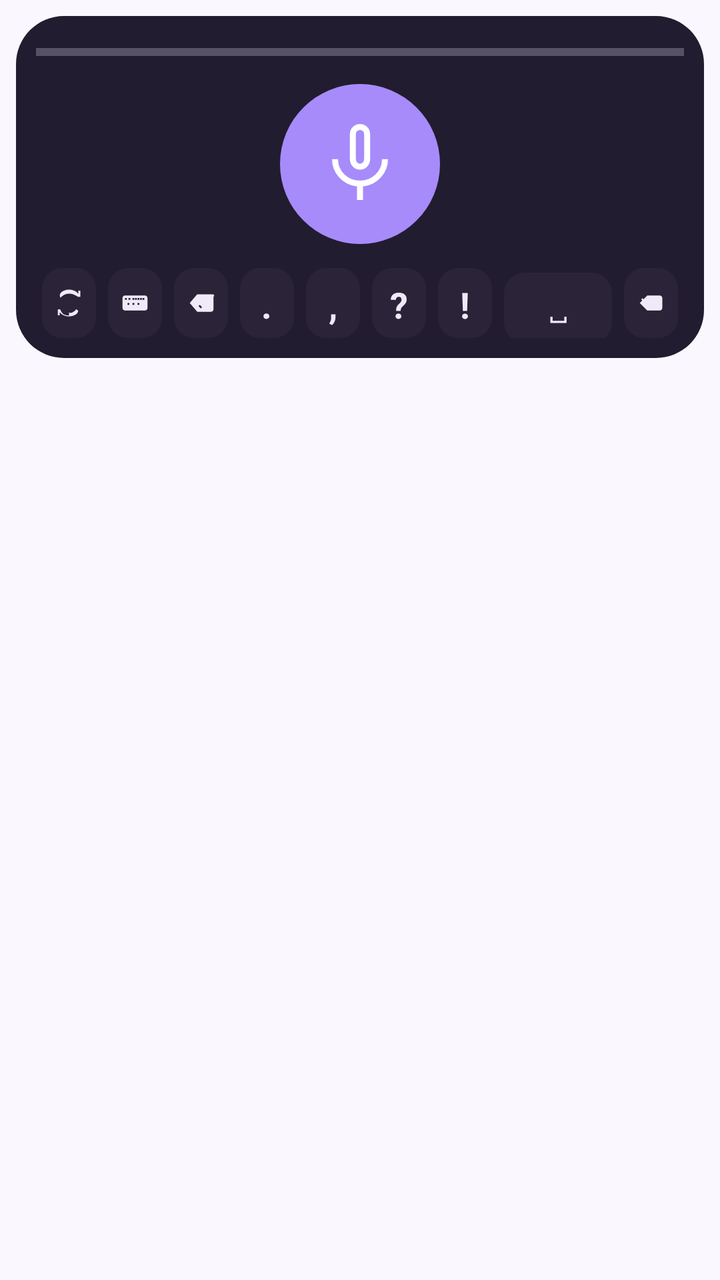
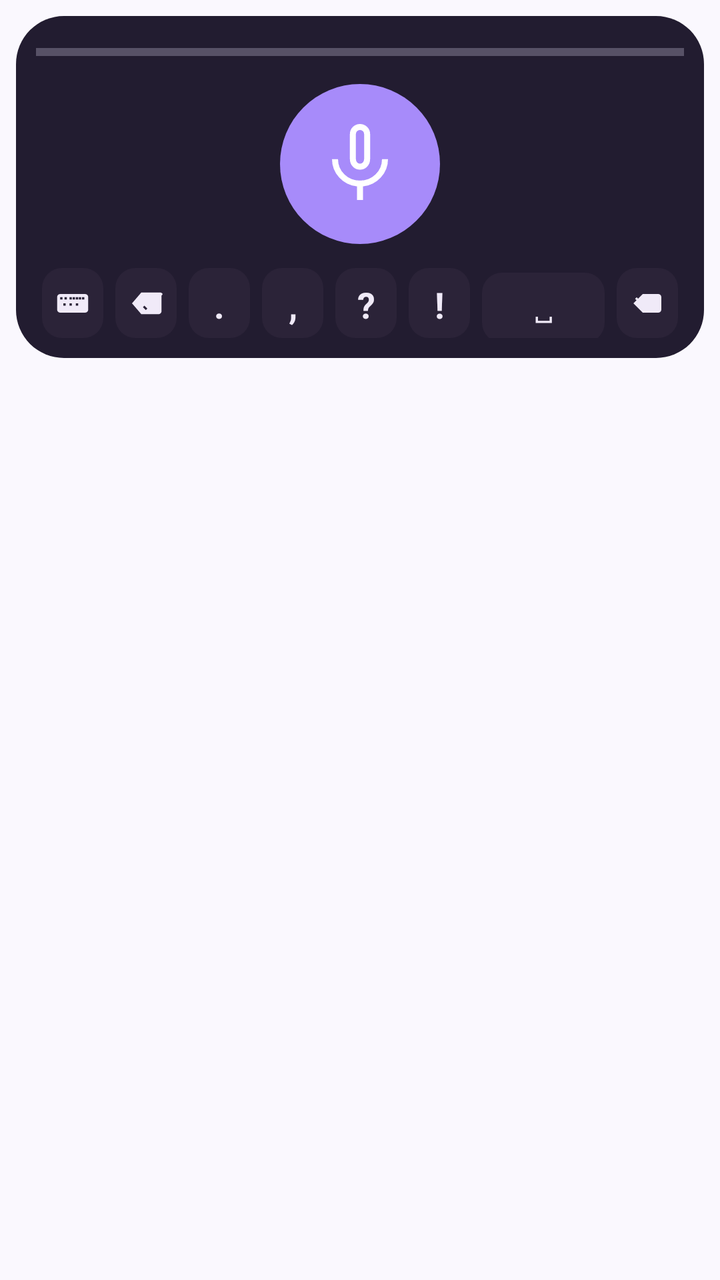

An Android layout rendered at two revisions. The XML below is the earlier revision; the diff shows what the commit changed to produce the second picture.
<!-- AndroidManifest.xml: application theme Theme.WhisperGroq.ActionBar -->
<!-- res/layout/voice_service.xml -->
<?xml version="1.0" encoding="utf-8"?>
<LinearLayout xmlns:android="http://schemas.android.com/apk/res/android"
    android:layout_width="match_parent"
    android:layout_height="wrap_content"
    android:orientation="vertical"
    android:clipToPadding="false"
    android:padding="8dp">

    <LinearLayout
        android:layout_width="match_parent"
        android:layout_height="wrap_content"
        android:orientation="vertical"
        android:background="@drawable/keyboard_bg"
        android:padding="10dp">

        <ProgressBar
            android:id="@+id/processing_bar"
            android:layout_width="match_parent"
            android:layout_height="wrap_content"
            android:indeterminate="false"
            android:progressTint="@color/ime_accent"
            android:progressBackgroundTint="@color/surface_container_high"
            android:indeterminateTint="@color/ime_accent"
            style="?android:attr/progressBarStyleHorizontal"/>

        <TextView
            android:id="@+id/tv_status"
            android:visibility="gone"
            android:gravity="center"
            android:layout_width="match_parent"
            android:layout_height="wrap_content"
            android:paddingHorizontal="10dp"
            android:layout_marginTop="4dp"
            android:textSize="14sp"
            android:textColor="@color/text_secondary" />

        
        <ImageButton
            android:id="@+id/btnRecord"
            android:layout_width="80dp"
            android:layout_height="80dp"
            android:layout_gravity="center_horizontal"
            android:layout_marginVertical="8dp"
            android:background="@drawable/kb_mic_button"
            android:padding="20dp"
            android:src="@drawable/ic_mic_48dp"
            android:contentDescription="@string/record_button"/>

        
        <LinearLayout
            android:layout_width="match_parent"
            android:layout_height="wrap_content"
            android:orientation="horizontal"
            android:layout_marginTop="4dp">

            <ImageButton
                android:id="@+id/btnModeAuto"
                style="@style/KbKey"
                android:src="@drawable/ic_auto_off_36dp"
                android:contentDescription="@string/auto_button"/>

            <ImageButton
                android:id="@+id/btnKeyboard"
                style="@style/KbKey"
                android:src="@drawable/ic_keyboard_36dp"
                android:contentDescription="@string/exit_button"/>

            <ImageButton
                android:id="@+id/btnStop"
                style="@style/KbKey"
                android:visibility="gone"
                android:src="@drawable/ic_stop_recording_36dp"
                android:contentDescription="@string/stop_button"/>

            <ImageButton
                android:id="@+id/btnDel"
                style="@style/KbKey"
                android:src="@drawable/ic_keyboard_del_48dp"
                android:contentDescription="@string/delete_button"/>

            <TextView
                android:id="@+id/btnPeriod"
                style="@style/KbKey.Text"
                android:text="."/>

            <TextView
                android:id="@+id/btnComma"
                style="@style/KbKey.Text"
                android:text=","/>

            <TextView
                android:id="@+id/btnQuestion"
                style="@style/KbKey.Text"
                android:text="?"/>

            <TextView
                android:id="@+id/btnExclaim"
                style="@style/KbKey.Text"
                android:text="!"/>

            <TextView
                android:id="@+id/btnSpace"
                style="@style/KbKey.Text.Wide"
                android:text="␣"/>

            <ImageButton
                android:id="@+id/btnEnter"
                style="@style/KbKey"
                android:src="@drawable/ic_keyboard_return_48dp"
                android:contentDescription="@string/return_button"/>
        </LinearLayout>

    </LinearLayout>
</LinearLayout>
<!-- resources referenced by this layout -->
<resources>
  <color name="ime_accent">#A78BFA</color>
  <color name="surface_container_high">#EDE9FE</color>
  <color name="text_secondary">#6B6385</color>
  <!-- drawable ic_auto_off_36dp (drawable) -->
  <vector xmlns:android="http://schemas.android.com/apk/res/android"
      android:width="24dp"
      android:height="24dp"
      android:viewportWidth="960"
      android:viewportHeight="960">
    
    <path
        android:fillColor="@color/ime_text_primary"
        android:pathData="M204,318q48,-63 123,-100.5T480,180q86,0 158.5,32T764,280h76v-196h-60v99q-51,-63 -129,-97.5T480,50q-104,0 -192.5,47.5T184,228M480,880q-86,0 -158.5,-32T196,680h-76v196h60v-99q51,63 129,97.5T480,910q104,0 192.5,-47.5T776,732l-58,-54q-48,63 -123,100.5T480,780Z"/>
  </vector>
  <!-- drawable ic_keyboard_return_48dp (drawable) -->
  <vector xmlns:android="http://schemas.android.com/apk/res/android"
      android:width="24dp"
      android:height="24dp"
      android:viewportWidth="960"
      android:viewportHeight="960">
    
    <path
        android:fillColor="@color/ime_text_primary"
        android:pathData="M360,240L760,240q33,0 56.5,23.5T840,320v320q0,33 -23.5,56.5T760,720L360,720 120,480Z M280,480l75,-75 -40,-40 -75,75 -75,-75 40,-40 75,75 75,-75 40,40 -75,75 75,75 -40,40 -75,-75Z"/>
  </vector>
  <!-- drawable kb_mic_button (drawable) -->
  <?xml version="1.0" encoding="utf-8"?>
  <selector xmlns:android="http://schemas.android.com/apk/res/android">
      <item android:state_pressed="true">
          <shape android:shape="oval">
              <solid android:color="@color/recording" />
          </shape>
      </item>
      <item>
          <shape android:shape="oval">
              <solid android:color="@color/ime_accent" />
          </shape>
      </item>
  </selector>
  <!-- drawable keyboard_bg (drawable) -->
  <?xml version="1.0" encoding="utf-8"?>
  <shape xmlns:android="http://schemas.android.com/apk/res/android">
      <solid android:color="@color/ime_surface" />
      <corners android:radius="24dp" />
  </shape>
  <string name="auto_button">Automatic mode</string>
  <string name="delete_button">Delete</string>
  <string name="exit_button">Exit</string>
  <string name="record_button">Record</string>
  <string name="return_button">Return</string>
  <string name="stop_button">Stop recording</string>
  <style name="KbKey">
          <item name="android:layout_width">0dp</item>
          <item name="android:layout_height">35dp</item>
          <item name="android:layout_weight">1</item>
          <item name="android:layout_marginStart">3dp</item>
          <item name="android:layout_marginEnd">3dp</item>
          <item name="android:background">@drawable/kb_button</item>
          <item name="android:padding">6dp</item>
          <item name="android:scaleType">fitCenter</item>
      </style>
  <style name="KbKey.Text" parent="KbKey">
          <item name="android:gravity">center</item>
          <item name="android:textSize">18sp</item>
          <item name="android:textStyle">bold</item>
          <item name="android:textColor">@color/ime_text_primary</item>
      </style>
  <style name="KbKey.Text.Wide" parent="KbKey.Text">
          <item name="android:layout_weight">2</item>
          <item name="android:textSize">14sp</item>
          <item name="android:textStyle">normal</item>
      </style>
  <color name="ime_text_primary">#F0EAF8</color>
  <color name="recording">#DC2626</color>
  <color name="ime_surface">#221C30</color>
  <color name="colorAccent">#7C3AED</color>
  <color name="colorAccentDark">#5B21B6</color>
  <color name="surface">#FFFFFF</color>
  <color name="text_primary">#1E1B29</color>
  <color name="windowBackground">#FAF8FE</color>
  <color name="ime_surface_container_high">#2B2338</color>
  <!-- unchanged entries left out for length: 6 -->
</resources>

<!-- the commit's change to res/layout/voice_service.xml (unified diff, before → after) -->
@@ -54,12 +54,6 @@
             android:layout_marginTop="4dp">
 
             <ImageButton
-                android:id="@+id/btnModeAuto"
-                style="@style/KbKey"
-                android:src="@drawable/ic_auto_off_36dp"
-                android:contentDescription="@string/auto_button"/>
-
-            <ImageButton
                 android:id="@+id/btnKeyboard"
                 style="@style/KbKey"
                 android:src="@drawable/ic_keyboard_36dp"
<!-- resource entries referenced after the edit -->
@@ -3,17 +3,6 @@
   <color name="ime_accent">#A78BFA</color>
   <color name="surface_container_high">#EDE9FE</color>
   <color name="text_secondary">#6B6385</color>
-  <!-- drawable ic_auto_off_36dp (drawable) -->
-  <vector xmlns:android="http://schemas.android.com/apk/res/android"
-      android:width="24dp"
-      android:height="24dp"
-      android:viewportWidth="960"
-      android:viewportHeight="960">
-    
-    <path
-        android:fillColor="@color/ime_text_primary"
-        android:pathData="M204,318q48,-63 123,-100.5T480,180q86,0 158.5,32T764,280h76v-196h-60v99q-51,-63 -129,-97.5T480,50q-104,0 -192.5,47.5T184,228M480,880q-86,0 -158.5,-32T196,680h-76v196h60v-99q51,63 129,97.5T480,910q104,0 192.5,-47.5T776,732l-58,-54q-48,63 -123,100.5T480,780Z"/>
-  </vector>
   <!-- drawable ic_keyboard_return_48dp (drawable) -->
   <vector xmlns:android="http://schemas.android.com/apk/res/android"
       android:width="24dp"
@@ -45,7 +34,6 @@
       <solid android:color="@color/ime_surface" />
       <corners android:radius="24dp" />
   </shape>
-  <string name="auto_button">Automatic mode</string>
   <string name="delete_button">Delete</string>
   <string name="exit_button">Exit</string>
   <string name="record_button">Record</string>
